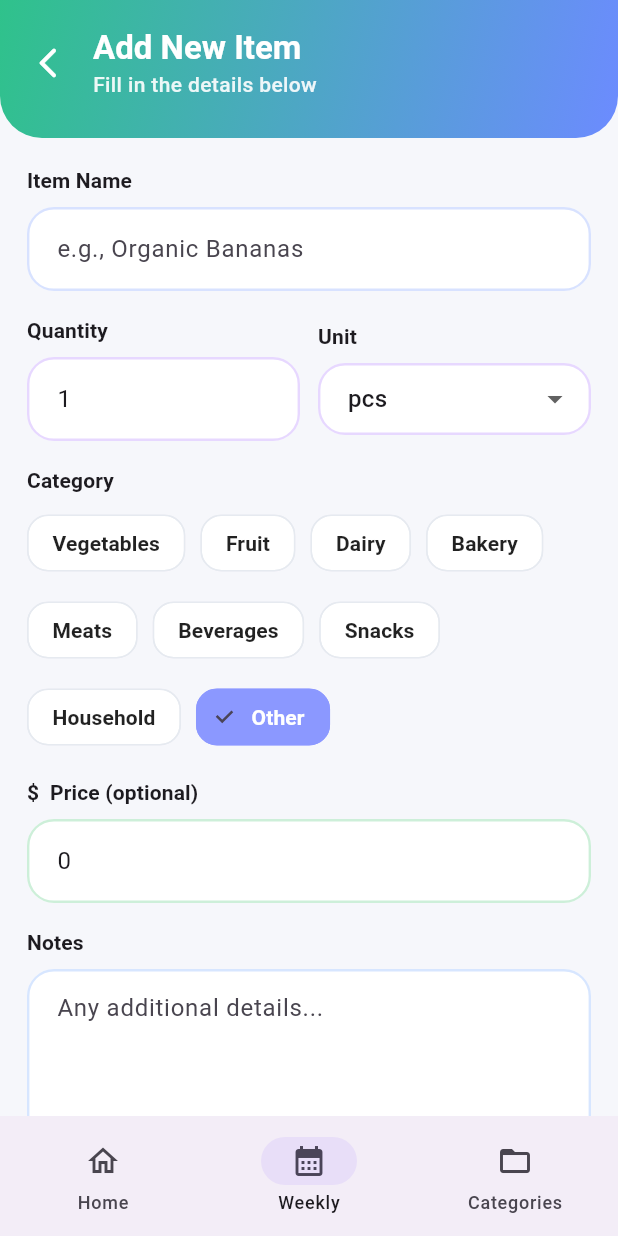
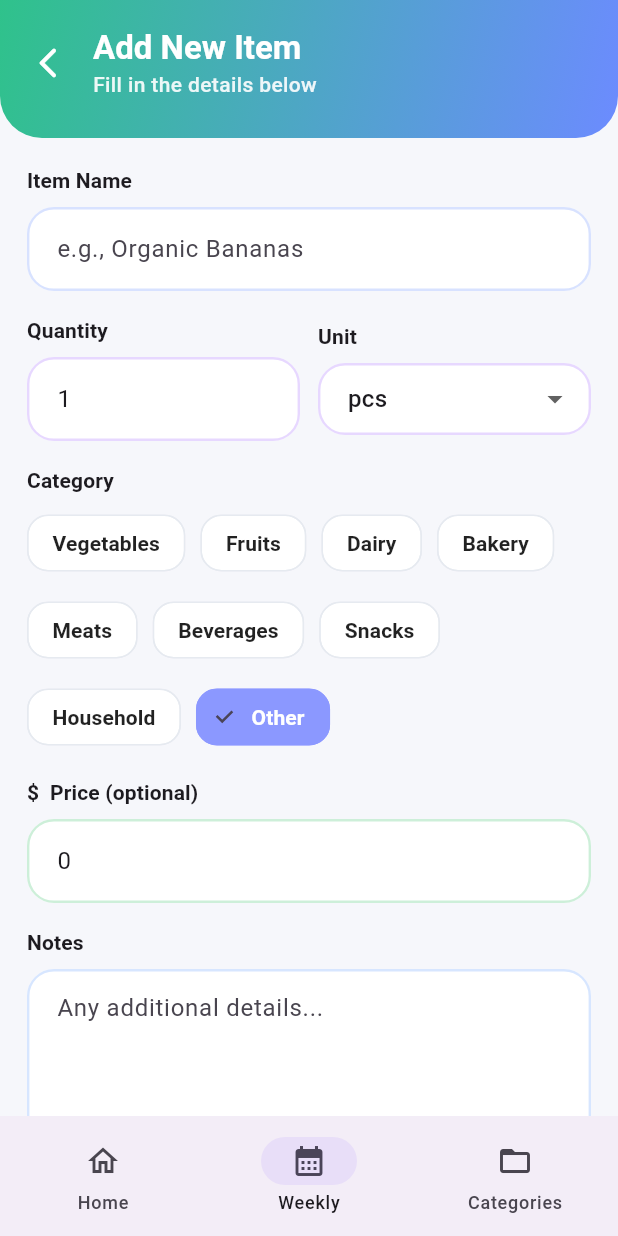
Before and after one commit to itachiispapi/grocery_app, a Flutter app: the screen it shows after launch, after a tap on "Add Item", on a phone screen of 412 x 824 dp. Run offline on Flutter 3.47's test engine with Material 3 defaults, Android fonts, the phone set to English and light mode, and no system bars; our stand-ins replace sqflite; accounts and stored records are empty.

Commit message:
fixed typos

```diff
--- a/lib/screens/add_item_screen.dart
+++ b/lib/screens/add_item_screen.dart
@@ -21,7 +21,7 @@ class _AddItemScreenState extends State<AddItemScreen> {
   String _unit = 'pcs';
 
   final List<String> _cats = const [
-    'Vegetables','Fruit','Dairy','Bakery', 'Meats','Beverages','Snacks','Household','Other'
+    'Vegetables','Fruits','Dairy','Bakery', 'Meats','Beverages','Snacks','Household','Other'
   ];
   String _selectedCat = 'Other';
 
@@ -300,7 +300,7 @@ class _AddItemScreenState extends State<AddItemScreen> {
                               notes: _notesCtrl.text.trim(),
                               done: false,
                               active: true,
-                              priority: false, // will add UI toggle in next commit
+                              priority: _priority,
                               createdAt: DateTime.now(),
                             );
                             await AppDb.I.insertItem(item);
--- a/lib/screens/home_screen.dart
+++ b/lib/screens/home_screen.dart
@@ -381,26 +381,26 @@ class _PriceEstimationCard extends StatelessWidget {
           ]),
           const SizedBox(height: 12),
           Row(
-            children: const [
+            children: [
               _EstimationTile(
                 labelTop: 'Total',
-                amount: '\$0.00',
-                subtitle: '0 items',
-                amountColor: Color(0xFF00B15D),
+                amount: '\$${total.toStringAsFixed(2)}',
+                subtitle: '$totalCount items',
+                amountColor: const Color(0xFF00B15D),
               ),
-              SizedBox(width: 12),
+              const SizedBox(width: 12),
               _EstimationTile(
                 labelTop: 'To Buy',
-                amount: '\$0.00',
-                subtitle: '0 left',
-                amountColor: Color(0xFF3B36FF),
+                amount: '\$${toBuy.toStringAsFixed(2)}',
+                subtitle: '$leftCount left',
+                amountColor: const Color(0xFF3B36FF),
               ),
-              SizedBox(width: 12),
+              const SizedBox(width: 12),
               _EstimationTile(
                 labelTop: 'Spent',
-                amount: '\$0.00',
-                subtitle: '0 done',
-                amountColor: Color(0xFF8A00D4),
+                amount: '\$${spent.toStringAsFixed(2)}',
+                subtitle: '$doneCount done',
+                amountColor: const Color(0xFF8A00D4),
               ),
             ],
           ),
```
